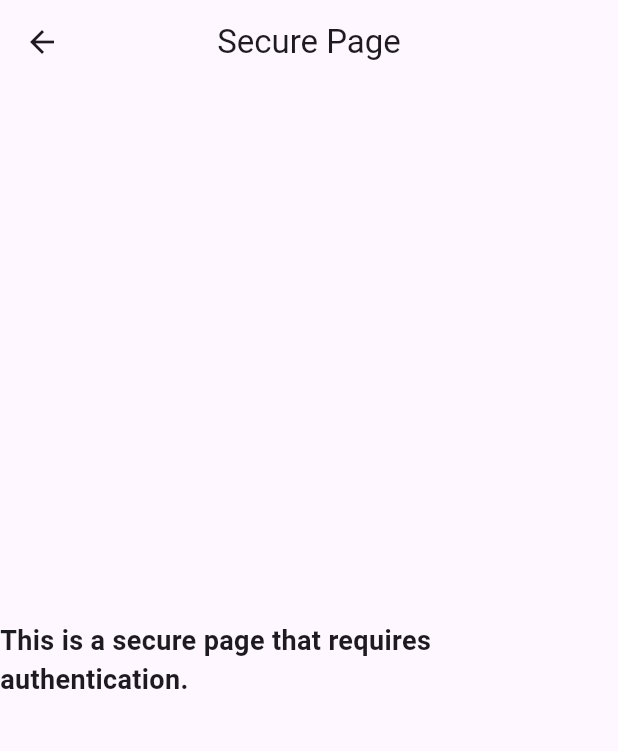
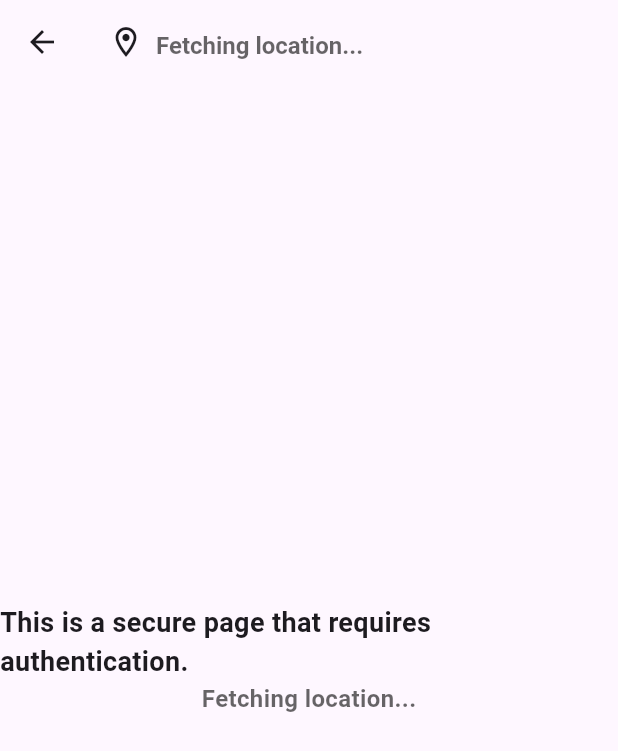
Before and after one commit to zas-nishat/Biometric_Authentication, a Flutter app: the SecurePage screen opened directly, on a phone screen of 412 x 824 dp. Shown: the top 751 px of the screen. Run offline on Flutter 3.47's test engine with Material 3 defaults, Android fonts, the phone set to English and light mode, and no system bars; our stand-ins replace geocoding, geolocator, get, google_maps_flutter, local_auth.

Commit message:
Requires Biometric on app Open. Google Map and Location

```diff
--- a/lib/Second Page for Biometric Test.dart
+++ b/lib/Second Page for Biometric Test.dart
@@ -1,19 +1,99 @@
+// secure_page.dart
 import 'package:flutter/material.dart';
+import 'package:geocoding/geocoding.dart';
+import 'package:google_maps_flutter/google_maps_flutter.dart';
 
-class SecurePage extends StatelessWidget {
+import 'Services/LocationHelper.dart';
+
+class SecurePage extends StatefulWidget {
   const SecurePage({super.key});
+
+  @override
+  State<SecurePage> createState() => _SecurePageState();
+}
+
+class _SecurePageState extends State<SecurePage> {
+  String currentAddress = "Fetching location...";
+
+  @override
+  void initState() {
+    super.initState();
+    _getLocation();
+  }
+
+  Future<void> _getLocation() async {
+    // Fetch the current location coordinates
+    LatLng? currentLocation = await LocationService.getCurrentLocation();
+    if (currentLocation != null) {
+      // Convert coordinates to a human-readable address
+      List<Placemark> placemarks = await placemarkFromCoordinates(
+        currentLocation.latitude,
+        currentLocation.longitude,
+      );
+
+      if (placemarks.isNotEmpty) {
+        setState(() {
+          Placemark place = placemarks[1];
+          // Use detailed fields such as street, subThoroughfare (house number), locality, etc.
+          currentAddress = "${place.street ?? 'N/A'}, "
+              "${place.locality ?? 'N/A'}, ${place.administrativeArea ?? 'N/A'}, "
+              "${place.postalCode ?? 'N/A'}, ${place.country ?? 'N/A'}";
+        });
+      } else {
+        setState(() {
+          currentAddress = "Location unavailable";
+        });
+      }
+    } else {
+      setState(() {
+        currentAddress = "Location services disabled or permission denied.";
+      });
+    }
+  }
+
 
   @override
   Widget build(BuildContext context) {
     return Scaffold(
       appBar: AppBar(
-        title: const Text("Secure Page"),
+        title: Row(
+          crossAxisAlignment: CrossAxisAlignment.end,
+          children: [
+            const Icon(Icons.location_on_outlined),
+            const SizedBox(width: 8),
+            Flexible(
+              child: Text(
+                currentAddress,
+                overflow: TextOverflow.ellipsis,
+                style: TextStyle(
+                  fontSize: 16,
+                  fontWeight: FontWeight.bold,
+                  color: Colors.black.withOpacity(0.6),
+                ),
+              ),
+            ),
+          ],
+        ),
         centerTitle: true,
       ),
       body: Center(
-        child: const Text(
-          "This is a secure page that requires authentication.",
-          style: TextStyle(fontSize: 18, fontWeight: FontWeight.bold),
+        child: Column(
+          crossAxisAlignment: CrossAxisAlignment.center,
+          mainAxisAlignment: MainAxisAlignment.center,
+          children: [
+            const Text(
+              "This is a secure page that requires authentication.",
+              style: TextStyle(fontSize: 18, fontWeight: FontWeight.bold),
+            ),
+            Text(
+              currentAddress,
+              style: TextStyle(
+                fontSize: 16,
+                fontWeight: FontWeight.bold,
+                color: Colors.black.withOpacity(0.6),
+              ),
+            ),
+          ],
         ),
       ),
     );
--- /dev/null
+++ b/lib/Services/LocationHelper.dart
@@ -0,0 +1,38 @@
+// location_service.dart
+import 'package:geolocator/geolocator.dart';
+import 'package:google_maps_flutter/google_maps_flutter.dart';
+
+class LocationService {
+  // Method to get the current location
+ static Future<LatLng?> getCurrentLocation() async {
+    bool serviceEnabled;
+    LocationPermission permission;
+
+    // Check if location services are enabled
+    serviceEnabled = await Geolocator.isLocationServiceEnabled();
+    if (!serviceEnabled) {
+      return LatLng(0, 0); // Default to (0,0) if no service
+    }
+
+    // Check and request permissions
+    permission = await Geolocator.checkPermission();
+    if (permission == LocationPermission.denied) {
+      permission = await Geolocator.requestPermission();
+      if (permission == LocationPermission.denied) {
+        return LatLng(0, 0); // Default to (0,0) if permission denied
+      }
+    }
+
+    if (permission == LocationPermission.deniedForever) {
+      return LatLng(0, 0); // Default to (0,0) if permission permanently denied
+    }
+
+    // Get the current position
+    Position position = await Geolocator.getCurrentPosition(
+      locationSettings: const LocationSettings(accuracy: LocationAccuracy.high),
+    );
+
+    // Return the current location as a LatLng object
+    return LatLng(position.latitude, position.longitude);
+  }
+}
--- a/pubspec.yaml
+++ b/pubspec.yaml
@@ -37,6 +37,12 @@ dependencies:
   cupertino_icons: ^1.0.8
   local_auth: ^2.3.0
   get: ^4.6.6
+  location: ^7.0.1
+  geocoding: ^3.0.0
+  geolocator: ^13.0.1
+  google_maps_flutter: ^2.9.0
+  flutter_polyline_points: ^2.1.0
+  google_maps_widget: ^1.0.5+1
 
 dev_dependencies:
   flutter_test:
```
Also changed, not shown: lib/Google Map/GHome.dart (added, +109 -0 lines), lib/MyHomePage.dart (+4 -5 lines), lib/Services/Biometric Auth Service.dart (renamed from lib/Biometric Auth Service.dart), pubspec.lock, 6 other files.
